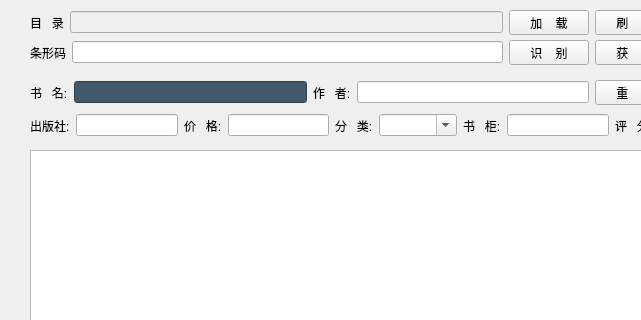
This is tools/BookList.ui in etony/myPyTool as Qt 5 draws it before an edit; both pictures show x 0 to 641 and y 0 to 320 of the 800 by 688 pixel window. The edited form follows.
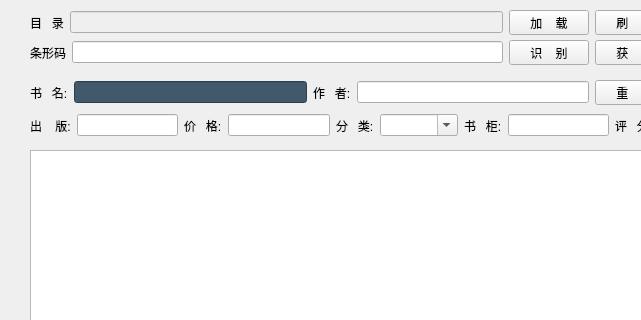
This is the edited form. Icons and pictures are not drawn.

What changed in the file:
```diff
--- a/tools/BookList.ui
+++ b/tools/BookList.ui
@@ -181,7 +181,7 @@
      <item>
       <widget class="QLabel" name="label_5">
        <property name="text">
-        <string>出版社:</string>
+        <string>出    版:</string>
        </property>
       </widget>
      </item>
```
